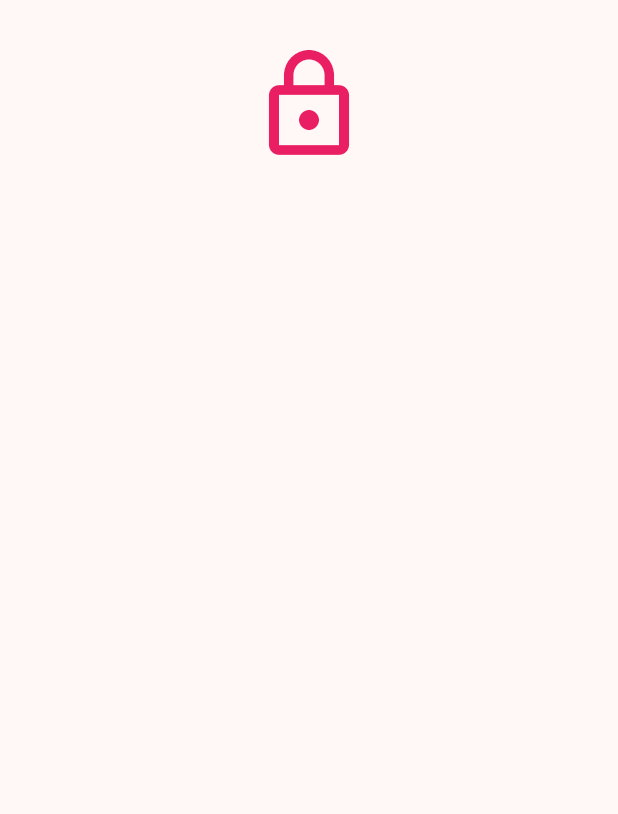
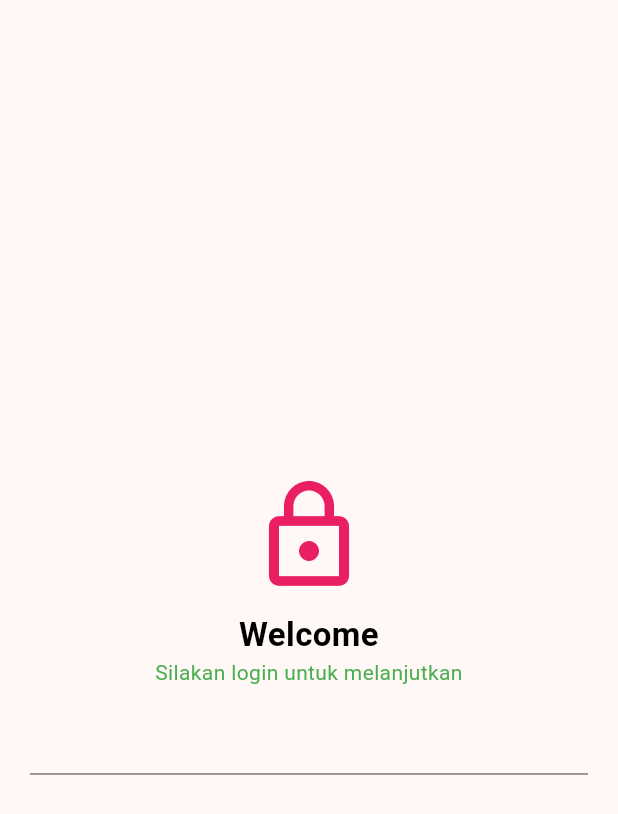
Before and after one commit to helenoktaa/KB1179-1123150205-uts, a Flutter app: the Login screen opened directly, on a phone screen of 412 x 824 dp. Shown: the top 814 px of the screen. Run offline on Flutter 3.47's test engine with Material 3 defaults, Android fonts, the light colour scheme and no system bars.

Commit message:
update login: add text

```diff
--- a/lib/screen/login.dart
+++ b/lib/screen/login.dart
@@ -9,6 +9,7 @@ class Login extends StatelessWidget {
       body: SingleChildScrollView(
         child: Container(
           width: double.infinity,
+          height: MediaQuery.of(context).size.height,
           padding: const EdgeInsets.all(20.0),
           child: const Column(
             mainAxisAlignment: MainAxisAlignment.center,
@@ -16,6 +17,28 @@ class Login extends StatelessWidget {
             children: [
               SizedBox(height: 10),
               Icon(Icons.lock_outline, size: 80, color: Colors.pink),
+              SizedBox(height: 10),
+              Text(
+                "Welcome",
+                textAlign: TextAlign.center,
+                style: TextStyle(
+                  fontSize: 22,
+                  fontWeight: FontWeight.bold,
+                  color: Colors.black,
+                ),
+              ),
+              Text(
+                "Silakan login untuk melanjutkan",
+                textAlign: TextAlign.center,
+                style: TextStyle(
+                  fontWeight: FontWeight.normal,
+                  color: Colors.green,
+                ),
+              ),
+              SizedBox(height: 10),
+              TextField(
+
+              )
             ],
           ),
         ),
```
